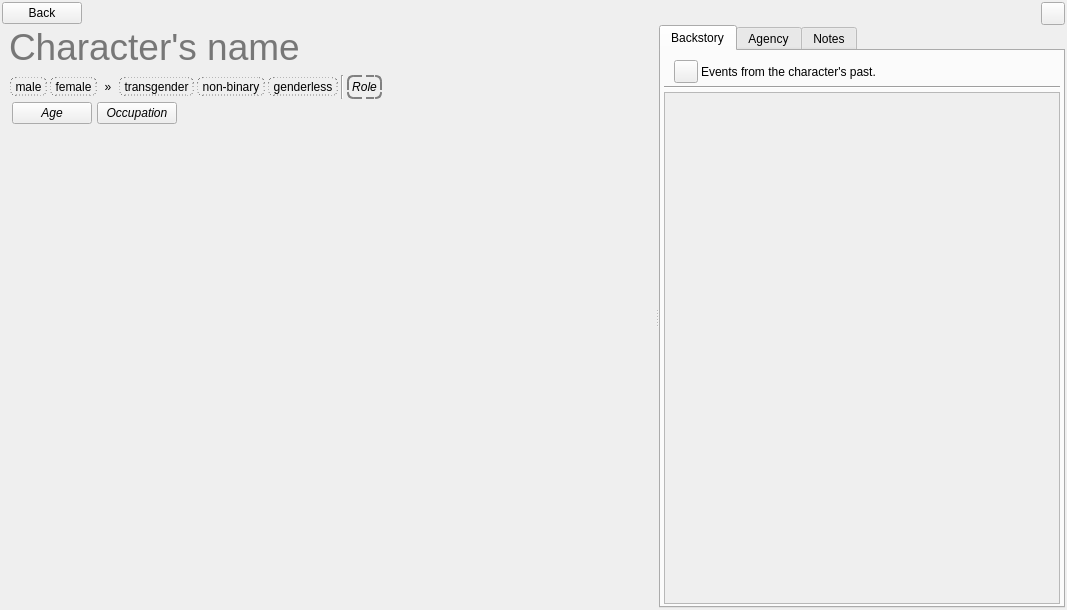
This is ui/character_editor.ui in zkovari/plotlyst as Qt 5 draws it before an edit. The edited form follows.
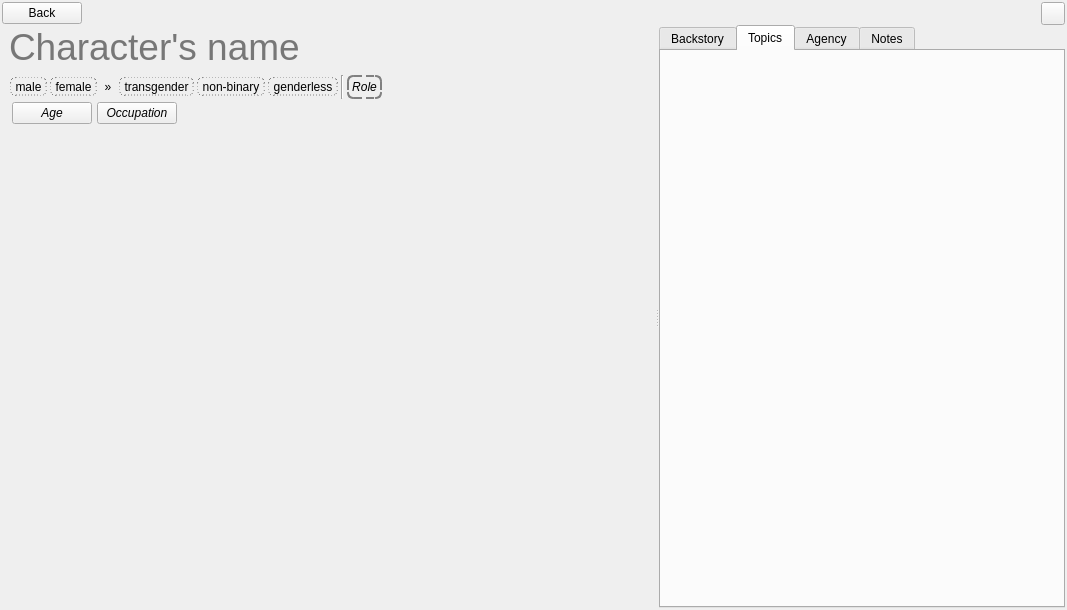
This is the edited form. The open tabs and pages were chosen to show the change. Custom widgets are drawn as their Qt base class.

Commit message: Character topics

```diff
--- a/ui/character_editor.ui
+++ b/ui/character_editor.ui
@@ -713,6 +713,31 @@
         </item>
        </layout>
       </widget>
+      <widget class="QWidget" name="tabTopics">
+       <attribute name="title">
+        <string>Topics</string>
+       </attribute>
+       <layout class="QVBoxLayout" name="verticalLayout_6">
+        <property name="spacing">
+         <number>3</number>
+        </property>
+        <property name="leftMargin">
+         <number>2</number>
+        </property>
+        <property name="topMargin">
+         <number>2</number>
+        </property>
+        <property name="rightMargin">
+         <number>2</number>
+        </property>
+        <property name="bottomMargin">
+         <number>2</number>
+        </property>
+        <item>
+         <widget class="CharacterTopicsEditor" name="wdgTopicsEditor" native="true"/>
+        </item>
+       </layout>
+      </widget>
       <widget class="QWidget" name="tabGoals">
        <attribute name="title">
         <string>Agency</string>
@@ -787,6 +812,12 @@
    <header>src.main.python.plotlyst.view.widget.characters</header>
    <container>1</container>
   </customwidget>
+  <customwidget>
+   <class>CharacterTopicsEditor</class>
+   <extends>QWidget</extends>
+   <header>src.main.python.plotlyst.view.widget.characters</header>
+   <container>1</container>
+  </customwidget>
  </customwidgets>
  <tabstops>
   <tabstop>lineName</tabstop>
```
The commit also changes 4 other files.
